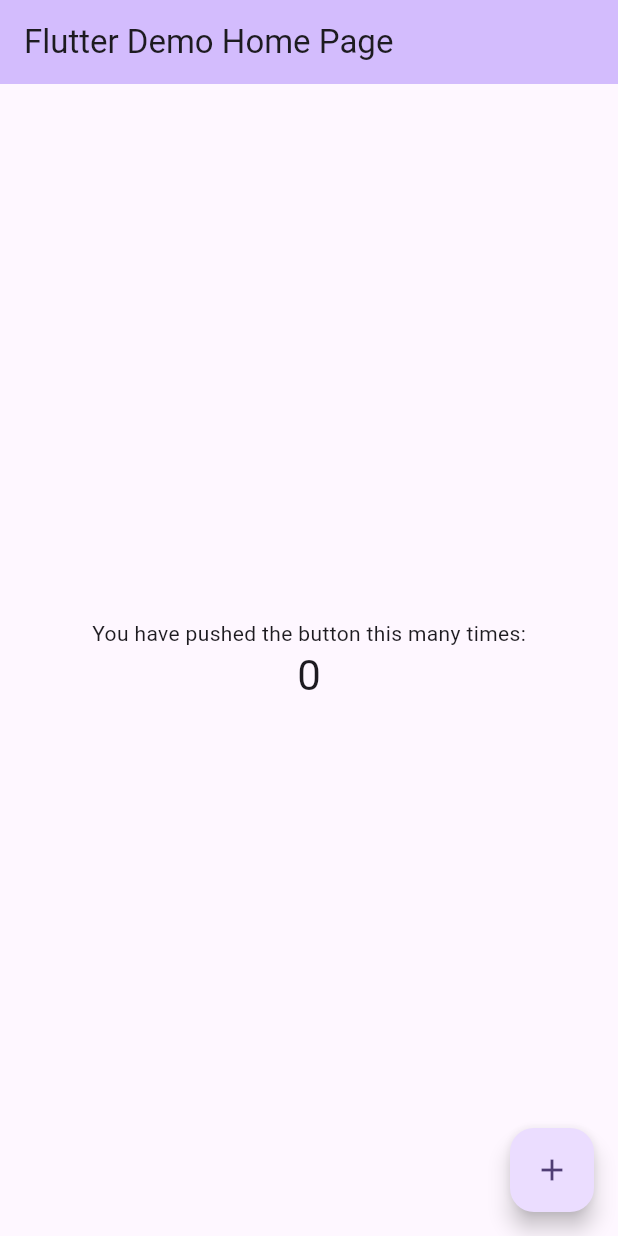
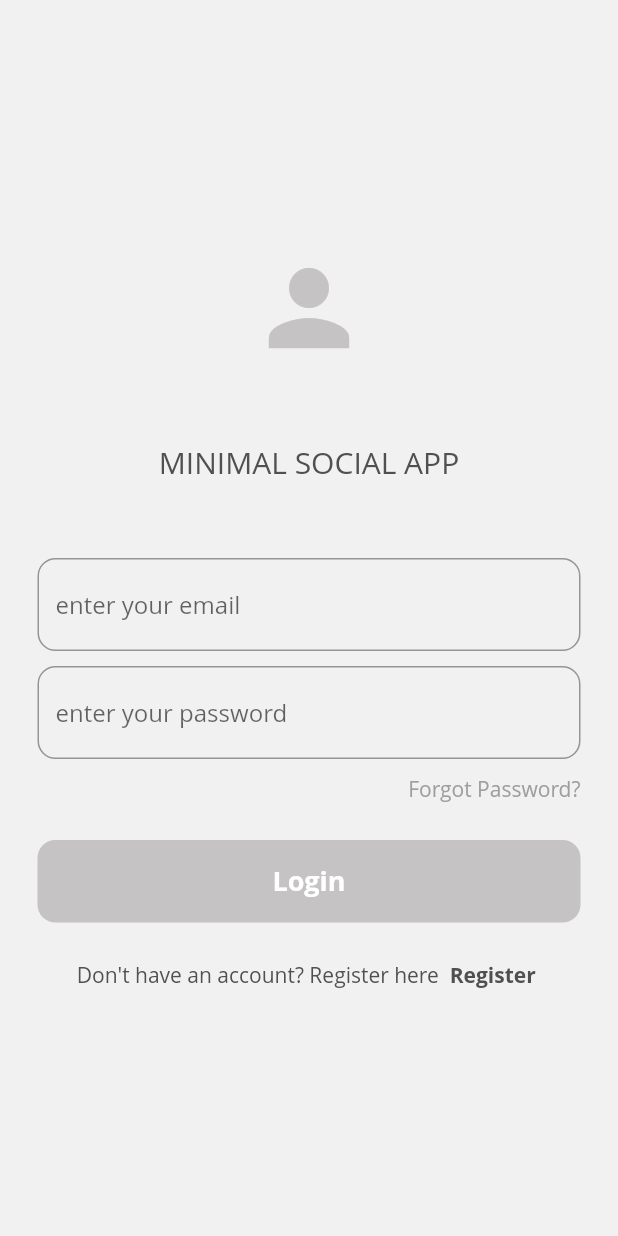
Before and after one commit to ahmedsoumri01/Minimal-Social-App, a Flutter app: the screen it shows after launch, on a phone screen of 412 x 824 dp. Run offline on Flutter 3.47's test engine with Material 2 defaults, Android fonts, the phone set to English and light mode, and no system bars; Roboto replaces fonts that are missing (Open Sans).

Commit message:
create login/register interface and implement redirection betwen the pages

```diff
--- /dev/null
+++ b/lib/auth/login_or_register.dart
@@ -0,0 +1,30 @@
+import 'package:flutter/material.dart';
+import 'package:minimal_social_app/pages/login_page.dart';
+import 'package:minimal_social_app/pages/register_page.dart';
+
+class LoginOrRegister extends StatefulWidget {
+  const LoginOrRegister({Key? key});
+
+  @override
+  State<LoginOrRegister> createState() => _LoginOrRegisterState();
+}
+
+class _LoginOrRegisterState extends State<LoginOrRegister> {
+  bool showLoginPage = true; // Added variable
+
+  // Toggle between login and register page
+  void togglePages() {
+    setState(() {
+      showLoginPage = !showLoginPage;
+    });
+  }
+
+  @override
+  Widget build(BuildContext context) {
+    if (showLoginPage) {
+      return LoginPage(onTap: togglePages);
+    } else {
+      return RegisterPage(onTap: togglePages);
+    }
+  }
+}
--- /dev/null
+++ b/lib/components/my_button.dart
@@ -0,0 +1,29 @@
+import 'package:flutter/material.dart';
+
+class MyButton extends StatelessWidget {
+  final String text;
+  final void Function()? onTap;
+  const MyButton({super.key, required this.text, this.onTap});
+
+  @override
+  Widget build(BuildContext context) {
+    return GestureDetector(
+      onTap: onTap,
+      child: Container(
+        decoration: BoxDecoration(
+            color: Theme.of(context).colorScheme.primary,
+            borderRadius: BorderRadius.circular(12)),
+        padding: const EdgeInsets.all(15),
+        child: Center(
+          child: Text(
+            text,
+            style: TextStyle(
+                color: Theme.of(context).colorScheme.onPrimary,
+                fontSize: 18,
+                fontWeight: FontWeight.bold),
+          ),
+        ),
+      ),
+    );
+  }
+}
--- /dev/null
+++ b/lib/components/my_textfield.dart
@@ -0,0 +1,28 @@
+import 'package:flutter/material.dart';
+
+class MyTextField extends StatelessWidget {
+  final String hintText;
+  final bool obscureText;
+  final TextEditingController controller;
+
+  const MyTextField({
+    Key? key,
+    required this.hintText,
+    required this.obscureText,
+    required this.controller,
+  }) : super(key: key);
+
+  @override
+  Widget build(BuildContext context) {
+    return TextField(
+      controller: controller,
+      decoration: InputDecoration(
+        border: OutlineInputBorder(
+          borderRadius: BorderRadius.circular(12),
+        ),
+        hintText: hintText,
+      ),
+      obscureText: obscureText,
+    );
+  }
+}
--- a/lib/main.dart
+++ b/lib/main.dart
@@ -1,4 +1,7 @@
 import 'package:flutter/material.dart';
+import 'package:minimal_social_app/auth/login_or_register.dart';
+import 'package:minimal_social_app/theme/dark_mode.dart';
+import 'package:minimal_social_app/theme/light_mode.dart';
 
 void main() {
   runApp(const MyApp());
@@ -11,115 +14,11 @@ class MyApp extends StatelessWidget {
   @override
   Widget build(BuildContext context) {
     return MaterialApp(
+      debugShowCheckedModeBanner: false,
       title: 'Flutter Demo',
-      theme: ThemeData(
-        // This is the theme of your application.
-        //
-        // TRY THIS: Try running your application with "flutter run". You'll see
-        // the application has a blue toolbar. Then, without quitting the app,
-        // try changing the seedColor in the colorScheme below to Colors.green
-        // and then invoke "hot reload" (save your changes or press the "hot
-        // reload" button in a Flutter-supported IDE, or press "r" if you used
-        // the command line to start the app).
-        //
-        // Notice that the counter didn't reset back to zero; the application
-        // state is not lost during the reload. To reset the state, use hot
-        // restart instead.
-        //
-        // This works for code too, not just values: Most code changes can be
-        // tested with just a hot reload.
-        colorScheme: ColorScheme.fromSeed(seedColor: Colors.deepPurple),
-        useMaterial3: true,
-      ),
-      home: const MyHomePage(title: 'Flutter Demo Home Page'),
+      home: const LoginOrRegister(),
+      theme: lightMode,
+      darkTheme: darkMode,
     );
   }
 }
-
-class MyHomePage extends StatefulWidget {
-  const MyHomePage({super.key, required this.title});
-
-  // This widget is the home page of your application. It is stateful, meaning
-  // that it has a State object (defined below) that contains fields that affect
-  // how it looks.
-
-  // This class is the configuration for the state. It holds the values (in this
-  // case the title) provided by the parent (in this case the App widget) and
-  // used by the build method of the State. Fields in a Widget subclass are
-  // always marked "final".
-
-  final String title;
-
-  @override
-  State<MyHomePage> createState() => _MyHomePageState();
-}
-
-class _MyHomePageState extends State<MyHomePage> {
-  int _counter = 0;
-
-  void _incrementCounter() {
-    setState(() {
-      // This call to setState tells the Flutter framework that something has
-      // changed in this State, which causes it to rerun the build method below
-      // so that the display can reflect the updated values. If we changed
-      // _counter without calling setState(), then the build method would not be
-      // called again, and so nothing would appear to happen.
-      _counter++;
-    });
-  }
-
-  @override
-  Widget build(BuildContext context) {
-    // This method is rerun every time setState is called, for instance as done
-    // by the _incrementCounter method above.
-    //
-    // The Flutter framework has been optimized to make rerunning build methods
-    // fast, so that you can just rebuild anything that needs updating rather
-    // than having to individually change instances of widgets.
-    return Scaffold(
-      appBar: AppBar(
-        // TRY THIS: Try changing the color here to a specific color (to
-        // Colors.amber, perhaps?) and trigger a hot reload to see the AppBar
-        // change color while the other colors stay the same.
-        backgroundColor: Theme.of(context).colorScheme.inversePrimary,
-        // Here we take the value from the MyHomePage object that was created by
-        // the App.build method, and use it to set our appbar title.
-        title: Text(widget.title),
-      ),
-      body: Center(
-        // Center is a layout widget. It takes a single child and positions it
-        // in the middle of the parent.
-        child: Column(
-          // Column is also a layout widget. It takes a list of children and
-          // arranges them vertically. By default, it sizes itself to fit its
-          // children horizontally, and tries to be as tall as its parent.
-          //
-          // Column has various properties to control how it sizes itself and
-          // how it positions its children. Here we use mainAxisAlignment to
-          // center the children vertically; the main axis here is the vertical
-          // axis because Columns are vertical (the cross axis would be
-          // horizontal).
-          //
-          // TRY THIS: Invoke "debug painting" (choose the "Toggle Debug Paint"
-          // action in the IDE, or press "p" in the console), to see the
-          // wireframe for each widget.
-          mainAxisAlignment: MainAxisAlignment.center,
-          children: <Widget>[
-            const Text(
-              'You have pushed the button this many times:',
-            ),
-            Text(
-              '$_counter',
-              style: Theme.of(context).textTheme.headlineMedium,
-            ),
-          ],
-        ),
-      ),
-      floatingActionButton: FloatingActionButton(
-        onPressed: _incrementCounter,
-        tooltip: 'Increment',
-        child: const Icon(Icons.add),
-      ), // This trailing comma makes auto-formatting nicer for build methods.
-    );
-  }
-}
--- /dev/null
+++ b/lib/pages/login_page.dart
@@ -0,0 +1,93 @@
+import 'package:flutter/material.dart';
+import 'package:minimal_social_app/components/my_button.dart';
+import 'package:minimal_social_app/components/my_textfield.dart';
+
+class LoginPage extends StatelessWidget {
+  final void Function()? onTap;
+//Text editing controller
+  final TextEditingController emailController = TextEditingController();
+  final TextEditingController passwordController = TextEditingController();
+
+  LoginPage({Key? key, this.onTap}) : super(key: key);
+
+//login method
+  void login() {
+    print("Email: ${emailController.text}");
+    print("Password: ${passwordController.text}");
+  }
+
+  @override
+  Widget build(BuildContext context) {
+    return Scaffold(
+      backgroundColor: Theme.of(context).colorScheme.background,
+      body: Center(
+        child: Padding(
+          padding: const EdgeInsets.all(25.0),
+          child: Column(
+            mainAxisAlignment: MainAxisAlignment.center,
+            children: [
+              //logo
+              Icon(
+                Icons.person,
+                size: 80,
+                color: Theme.of(context).colorScheme.primary,
+              ),
+              const SizedBox(height: 50),
+              //app name
+              Text(
+                "MINIMAL SOCIAL APP",
+                style: TextStyle(fontSize: 20),
+              ),
+              const SizedBox(height: 50),
+              //email textfield
+              MyTextField(
+                  hintText: "enter your email",
+                  obscureText: false,
+                  controller: emailController),
+              const SizedBox(height: 10),
+
+              //password textfield
+              MyTextField(
+                  hintText: "enter your password",
+                  obscureText: true,
+                  controller: passwordController),
+              const SizedBox(height: 10),
+              //forgot password
+              Row(
+                mainAxisAlignment: MainAxisAlignment.end,
+                children: [
+                  Text(
+                    "Forgot Password?",
+                    style: TextStyle(
+                        color: Theme.of(context).colorScheme.secondary),
+                  )
+                ],
+              ),
+              //sign in button
+              const SizedBox(height: 25),
+              MyButton(text: "Login", onTap: login),
+              const SizedBox(height: 25),
+
+              //dont have an account? register here
+              Row(
+                mainAxisAlignment: MainAxisAlignment.center,
+                children: [
+                  Text("Don't have an account? Register here "),
+                  GestureDetector(
+                    onTap: onTap,
+                    child: Text(
+                      " Register ",
+                      style: TextStyle(
+                          fontWeight: FontWeight.bold,
+                          color: Theme.of(context).colorScheme.inversePrimary),
+                    ),
+                  )
+                ],
+              ),
+            ],
+          ),
+        ),
+      ),
+    );
+  }
+}
--- /dev/null
+++ b/lib/theme/dark_mode.dart
@@ -0,0 +1,16 @@
+import 'package:flutter/material.dart';
+
+ThemeData darkMode = ThemeData(
+  brightness: Brightness.dark,
+  colorScheme: const ColorScheme.dark(
+    background: Color.fromARGB(255, 38, 37, 37),
+    primary: Color.fromARGB(255, 85, 85, 85),
+    secondary: Color.fromARGB(255, 105, 105, 105),
+    inversePrimary: Color.fromARGB(255, 215, 212, 212),
+  ),
+  textTheme: ThemeData.light().textTheme.apply(
+        fontFamily: 'Open Sans',
+        bodyColor: Color.fromARGB(255, 215, 214, 214),
+        displayColor: Color.fromARGB(255, 235, 234, 234),
+      ),
+);
--- /dev/null
+++ b/lib/theme/light_mode.dart
@@ -0,0 +1,16 @@
+import 'package:flutter/material.dart';
+
+ThemeData lightMode = ThemeData(
+  brightness: Brightness.light,
+  colorScheme: const ColorScheme.light(
+    background: Color.fromARGB(240, 240, 240, 240),
+    primary: Color.fromARGB(255, 197, 195, 195),
+    secondary: Colors.grey,
+    inversePrimary: Color.fromARGB(255, 81, 80, 80),
+  ),
+  textTheme: ThemeData.light().textTheme.apply(
+        fontFamily: 'Open Sans',
+        bodyColor: const Color.fromARGB(255, 81, 80, 80),
+        displayColor: Color.fromARGB(255, 34, 33, 33),
+      ),
+);
```
Also changed, not shown: lib/pages/register_page.dart (added, +108 -0 lines).
